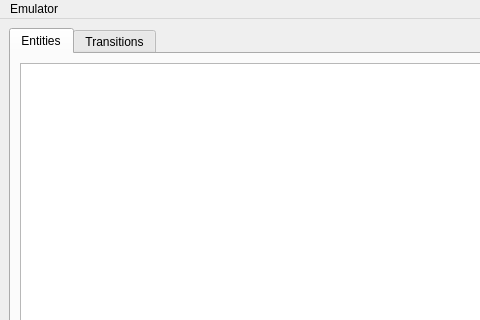
This is mainwindow.ui in T4g1/TombaTools as Qt 5 draws it before an edit; both pictures show x 0 to 480 and y 0 to 320 of the 800 by 600 pixel window. The edited form follows.
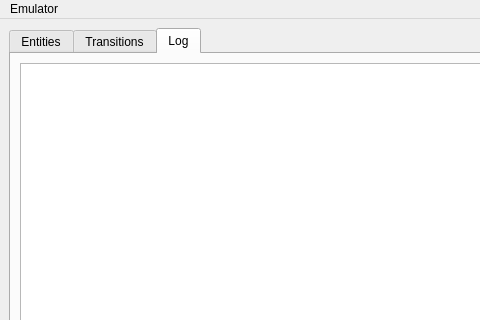
This is the edited form. The open tabs and pages were chosen to show the change.

```diff
--- a/mainwindow.ui
+++ b/mainwindow.ui
@@ -14,7 +14,7 @@
    <string>Tomba! Tools</string>
   </property>
   <widget class="QWidget" name="centralwidget">
-   <layout class="QVBoxLayout" name="verticalLayout_5">
+   <layout class="QHBoxLayout" name="horizontalLayout_2">
     <item>
      <widget class="QTabWidget" name="tabWidget">
       <property name="currentIndex">
@@ -35,6 +35,16 @@
         <string>Transitions</string>
        </attribute>
       </widget>
+      <widget class="QWidget" name="tab_log">
+       <attribute name="title">
+        <string>Log</string>
+       </attribute>
+       <layout class="QHBoxLayout" name="horizontalLayout_3">
+        <item>
+         <widget class="QTextEdit" name="logTextBox"/>
+        </item>
+       </layout>
+      </widget>
      </widget>
     </item>
    </layout>
```
Left out of the diff: 2 changed lines with no effect on the pictures.
